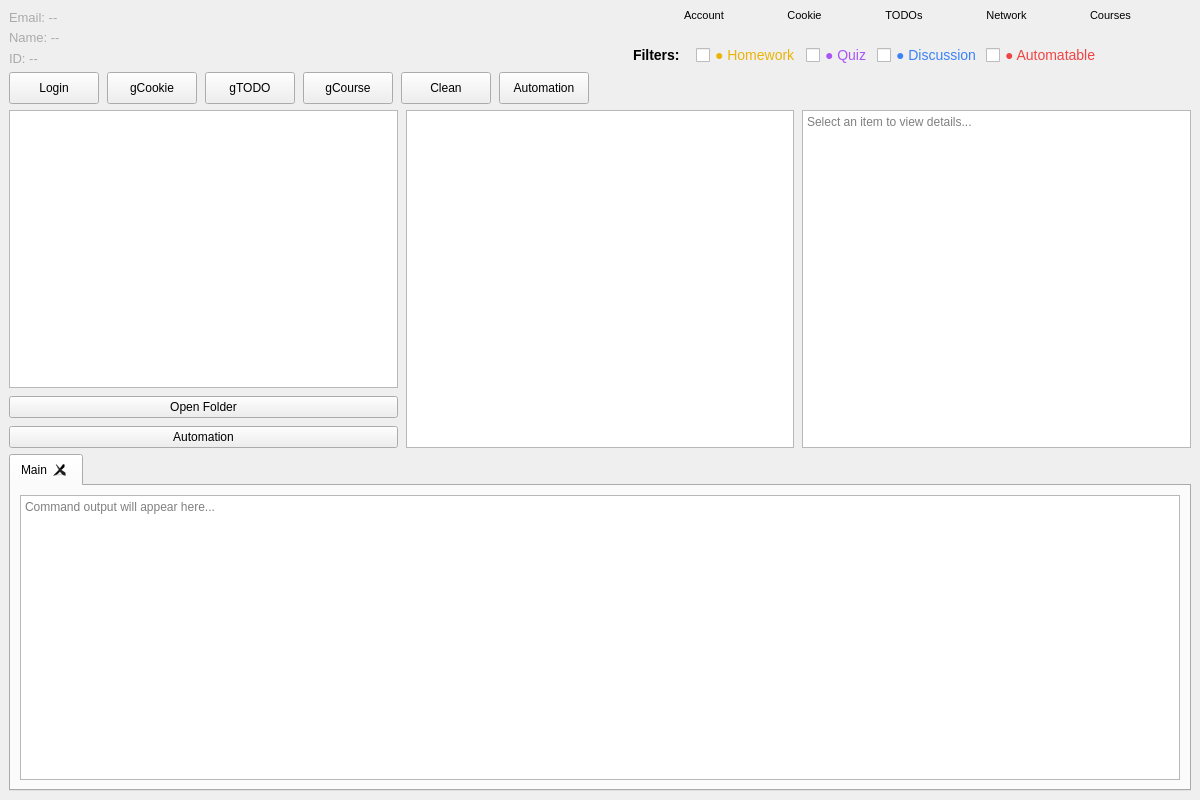
The window that gui/ui/main.ui (s1lently/canvas_decon) describes before a commit, drawn with Qt 5.
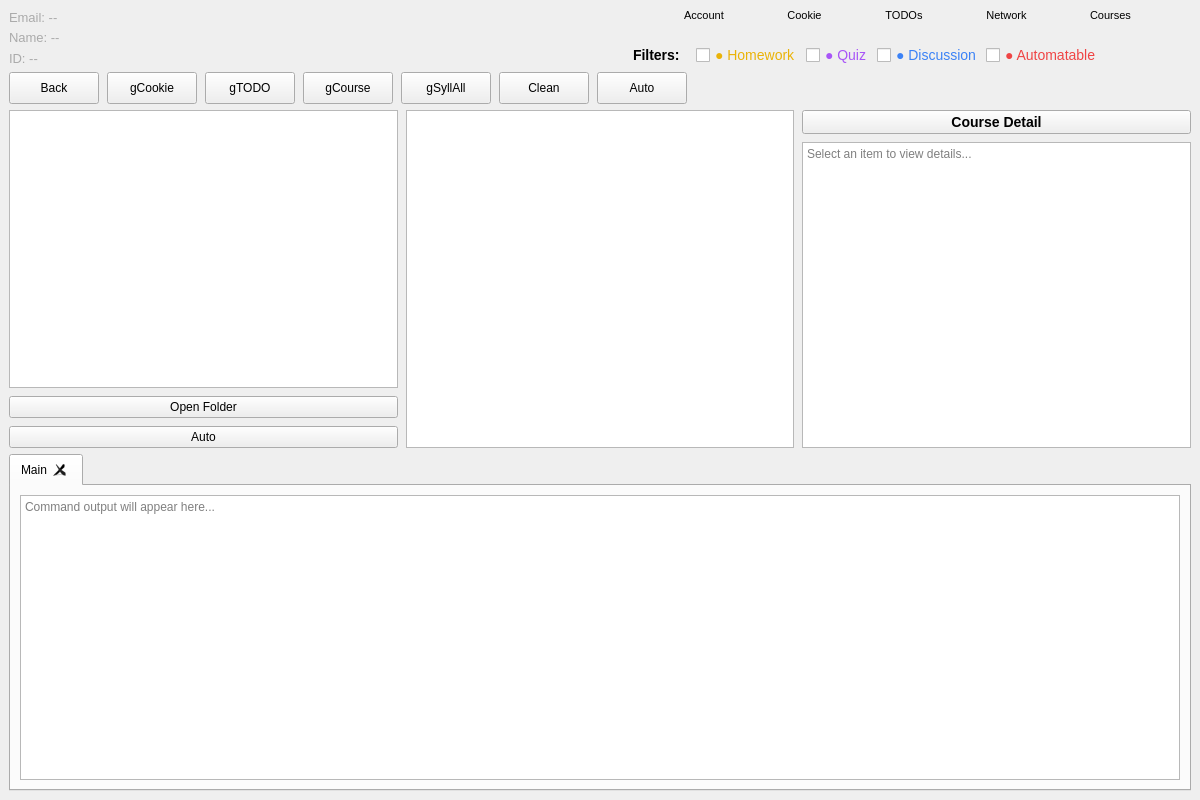
The same window after the commit.

Commit message: Add AutoDetail window with control console and reference file preview

Diff of the .ui file:
```diff
--- a/gui/ui/main.ui
+++ b/gui/ui/main.ui
@@ -338,7 +338,7 @@
       <item>
        <widget class="QPushButton" name="loginBtn">
         <property name="text">
-         <string>Login</string>
+         <string>Back</string>
         </property>
         <property name="minimumSize">
          <size>
@@ -411,6 +411,25 @@
         </property>
        </widget>
       </item>
+      <item>
+       <widget class="QPushButton" name="gSyllAllBtn">
+        <property name="text">
+         <string>gSyllAll</string>
+        </property>
+        <property name="minimumSize">
+         <size>
+          <width>90</width>
+          <height>32</height>
+         </size>
+        </property>
+        <property name="maximumSize">
+         <size>
+          <width>90</width>
+          <height>32</height>
+         </size>
+        </property>
+       </widget>
+      </item>
       <item>
        <widget class="QPushButton" name="cleanBtn">
         <property name="text">
@@ -433,7 +452,7 @@
       <item>
        <widget class="QPushButton" name="automationTopBtn">
         <property name="text">
-         <string>Automation</string>
+         <string>Auto</string>
         </property>
         <property name="minimumSize">
          <size>
@@ -494,7 +513,7 @@
         <item>
          <widget class="QPushButton" name="automationBtn">
           <property name="text">
-           <string>Automation</string>
+           <string>Auto</string>
           </property>
           <property name="minimumHeight">
            <number>32</number>
@@ -511,7 +530,22 @@
        </widget>
       </item>
       <item>
-       <widget class="QTextEdit" name="detailView">
+       <layout class="QVBoxLayout" name="detailColumnLayout">
+        <item>
+         <widget class="QPushButton" name="courseDetailBtn">
+          <property name="text">
+           <string>Course Detail</string>
+          </property>
+          <property name="minimumHeight">
+           <number>32</number>
+          </property>
+          <property name="styleSheet">
+           <string>font-size: 14px; font-weight: bold;</string>
+          </property>
+         </widget>
+        </item>
+        <item>
+         <widget class="QTextBrowser" name="detailView">
         <property name="readOnly">
          <bool>true</bool>
         </property>
@@ -519,6 +553,8 @@
          <string>Select an item to view details...</string>
         </property>
        </widget>
+        </item>
+       </layout>
       </item>
      </layout>
     </item>
```
Left out of the diff: 9 changed lines with no effect on the pictures. Lines whose indentation alone changed are shown as unchanged. The commit also changes 30 other files.
